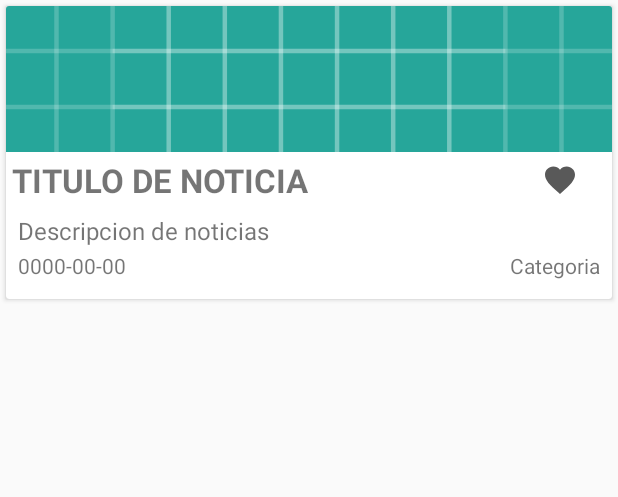
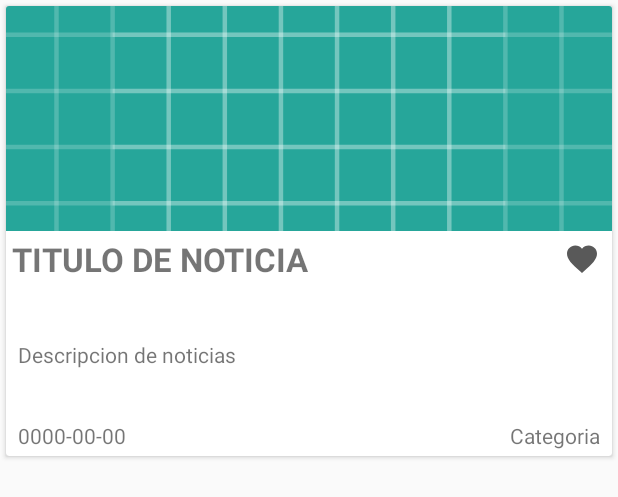
Before and after one commit to CarlosDubon/GameNews, an Android app: the layout news_item.xml on its own in the app's theme, with its tools: preview values and no code run, on a phone screen of 412 x 824 dp. Shown: the top 497 px of the screen. Run offline under Robolectric (Android 15) with nearby library versions, the phone set to English and light mode, and no system bars.

```diff
--- a/app/build.gradle
+++ b/app/build.gradle
@@ -32,4 +32,9 @@ dependencies {
     implementation 'com.android.support:recyclerview-v7:27.1.1'
     implementation 'com.squareup.picasso:picasso:2.71828'
     implementation 'com.android.support:cardview-v7:27.1.1'
+    //RetroFit libreries y RxJava
+    implementation 'com.squareup.retrofit2:retrofit:2.3.0'
+    implementation 'com.squareup.retrofit2:converter-gson:2.3.0'
+    implementation 'com.squareup.retrofit2:adapter-rxjava2:2.3.0'
+    implementation 'io.reactivex.rxjava2:rxandroid:2.0.1'
 }
--- a/app/src/main/java/com/bonusteam/gamenews/Adapter/NewsAdapter.java
+++ b/app/src/main/java/com/bonusteam/gamenews/Adapter/NewsAdapter.java
@@ -50,7 +50,7 @@ public class NewsAdapter extends RecyclerView.Adapter<NewsAdapter.NewsViewHolder
     public void onBindViewHolder(@NonNull NewsViewHolder holder, int position) {
         Picasso.get().load(newList.get(position).getConverImage()).into(holder.imageNews);
         holder.category.setText(newList.get(position).getGame());
-        holder.title.setText(newList.get(position).getDescription());
+        holder.title.setText(newList.get(position).getTitle());
         holder.description.setText(newList.get(position).getDescription());
         holder.date.setText(newList.get(position).getCreateDate());
     }
--- a/app/src/main/java/com/bonusteam/gamenews/Interface/NewDao.java
+++ b/app/src/main/java/com/bonusteam/gamenews/Interface/NewDao.java
@@ -2,6 +2,7 @@ package com.bonusteam.gamenews.Interface;
 
 import android.arch.lifecycle.LiveData;
 import android.arch.persistence.room.Dao;
+import android.arch.persistence.room.Delete;
 import android.arch.persistence.room.Insert;
 import android.arch.persistence.room.Query;
 
@@ -18,4 +19,6 @@ public interface NewDao {
     LiveData<List<New>> getNewsByCategory(String game);
     @Insert
     void insertNew(New news);
+    @Query("DELETE FROM news_table")
+    void deleteAll();
 }
--- a/app/src/main/java/com/bonusteam/gamenews/Repository/GameNewsRepository.java
+++ b/app/src/main/java/com/bonusteam/gamenews/Repository/GameNewsRepository.java
@@ -21,6 +21,7 @@ public class GameNewsRepository {
     public GameNewsRepository(Application application){
         GameNewsRoomDatabase db = GameNewsRoomDatabase.getDatabase(application);
         userDao = db.userDao();
+        newDao = db.newDao();
         userList = userDao.getAllUsers();
         newList = newDao.getAllNews();
     }
--- a/app/src/main/res/layout/news_item.xml
+++ b/app/src/main/res/layout/news_item.xml
@@ -2,7 +2,7 @@
 <android.support.v7.widget.CardView
     xmlns:android="http://schemas.android.com/apk/res/android"
     android:layout_width="match_parent"
-    android:layout_height="195dp"
+    android:layout_height="300dp"
     android:layout_margin="4dp">
     <LinearLayout
         android:layout_width="match_parent"
@@ -27,7 +27,7 @@
                 android:orientation="horizontal">
                 <TextView
                     android:id="@+id/text_title_news"
-                    android:layout_weight="0.95"
+                    android:layout_weight="0.99"
                     android:layout_width="0dp"
                     android:layout_height="wrap_content"
                     android:text="@string/text_titulo_de_noticia"
@@ -37,7 +37,7 @@
                     />
                 <TextView
                     android:id="@+id/text_fab"
-                    android:layout_weight="0.05"
+                    android:layout_weight="0.01"
                     android:layout_width="wrap_content"
                     android:layout_height="wrap_content"
                     android:drawableStart="@drawable/ic_favorite_grey"
@@ -46,18 +46,20 @@
             </LinearLayout>
             <TextView
                 android:id="@+id/text_description_news"
-                android:layout_weight="0.30"
+                android:layout_weight="0.35"
                 android:layout_width="match_parent"
                 android:layout_height="0dp"
                 android:text="@string/text_descripcion_de_noticias"
                 android:layout_marginLeft="8dp"
-                android:textSize="16sp"
+                android:textSize="14sp"
                 />
             <LinearLayout
                 android:layout_weight="0.15"
                 android:layout_width="match_parent"
-                android:layout_height="wrap_content"
-                android:orientation="horizontal">
+                android:layout_height="0dp"
+                android:orientation="horizontal"
+                android:gravity="bottom"
+                android:layout_marginBottom="4dp">
                 <TextView
                     android:layout_weight="0.5"
                     android:id="@+id/text_date_news"
```
Also changed, not shown: app/src/main/java/com/bonusteam/gamenews/Activity/MainActivity.java (+30 -0 lines), app/src/main/java/com/bonusteam/gamenews/DB/GameNewsRoomDatabase.java (+37 -1 lines), app/src/main/java/com/bonusteam/gamenews/Entity/New.java (+28 -2 lines), app/src/main/java/com/bonusteam/gamenews/Entity/User.java (+49 -0 lines).
